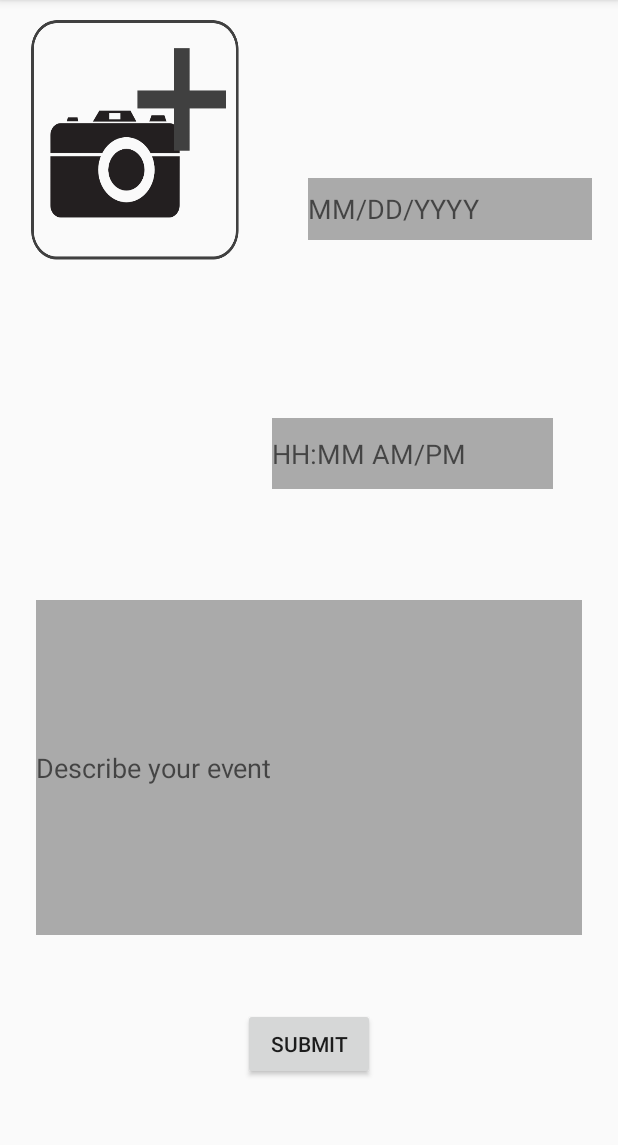
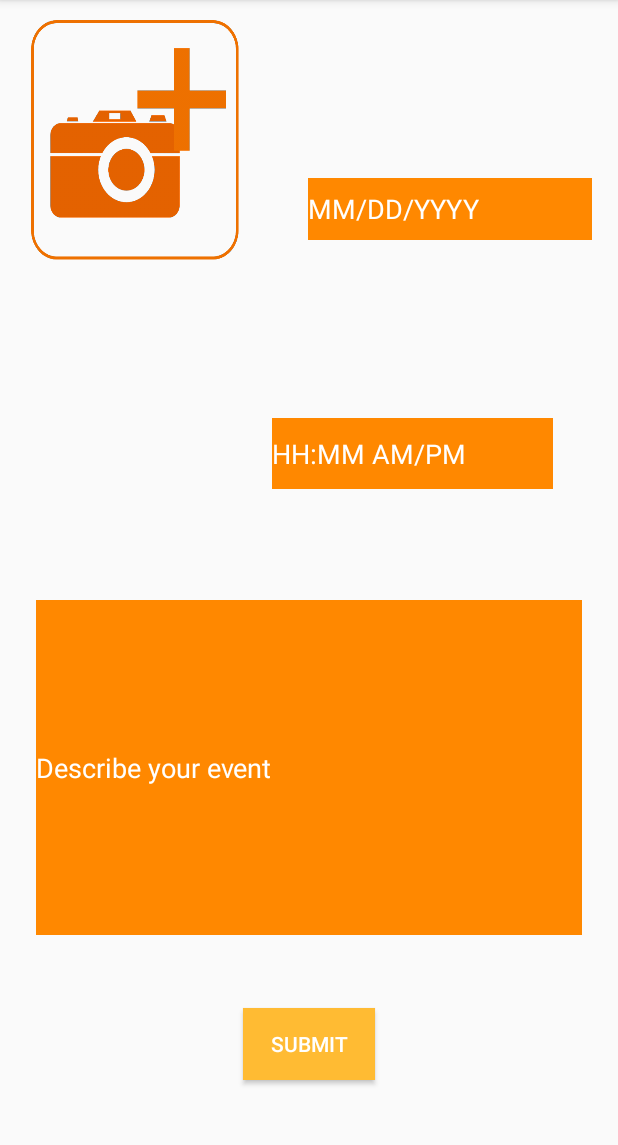
Before and after one commit to AmarSaini/MAC-2017, an Android app: the Submit screen opened directly, with no data from a screen before it, on a phone screen of 412 x 824 dp, the part 84-1229 px from its top. Run offline under Robolectric (Android 15) with nearby library versions, the phone set to English and light mode, and no system bars.

Commit message:
submit polish
b

```diff
--- a/MAC2017/app/src/main/res/layout/activity_submit.xml
+++ b/MAC2017/app/src/main/res/layout/activity_submit.xml
@@ -30,16 +30,17 @@
         android:layout_marginLeft="8dp"
         android:layout_marginRight="8dp"
         android:layout_marginTop="8dp"
-        android:background="@android:color/darker_gray"
+        android:background="@android:color/holo_orange_dark"
         android:ems="10"
-        android:hint="Describe your event"
+        android:hint="@string/describe_your_event"
         android:inputType="textMultiLine"
-        android:singleLine="false"
+        android:textColorHint="@android:color/white"
         app:layout_constraintBottom_toBottomOf="parent"
         app:layout_constraintLeft_toLeftOf="parent"
         app:layout_constraintRight_toRightOf="parent"
         app:layout_constraintTop_toTopOf="parent"
-        app:layout_constraintVertical_bias="0.753" />
+        app:layout_constraintVertical_bias="0.753"
+        android:maxLines="1" />
 
     <EditText
         android:id="@+id/editText6"
@@ -49,10 +50,11 @@
         android:layout_marginLeft="8dp"
         android:layout_marginRight="8dp"
         android:layout_marginTop="8dp"
-        android:background="@android:color/darker_gray"
+        android:background="@android:color/holo_orange_dark"
         android:ems="10"
-        android:hint="MM/DD/YYYY"
+        android:hint="@string/mm_dd_yyyy"
         android:inputType="date"
+        android:textColorHint="@android:color/white"
         app:layout_constraintBottom_toTopOf="@+id/editText7"
         app:layout_constraintHorizontal_bias="0.955"
         app:layout_constraintLeft_toLeftOf="parent"
@@ -66,14 +68,16 @@
         android:layout_marginBottom="74dp"
         android:layout_marginLeft="9dp"
         android:layout_marginRight="8dp"
-        android:background="@android:color/darker_gray"
+        android:background="@android:color/holo_orange_dark"
         android:ems="10"
-        android:hint="HH:MM AM/PM"
+        android:hint="@string/hh_mm_am_pm"
         android:inputType="time"
+        android:textColorHint="@android:color/white"
         app:layout_constraintBottom_toTopOf="@+id/editText5"
         app:layout_constraintHorizontal_bias="0.0"
         app:layout_constraintLeft_toRightOf="@+id/button2"
-        app:layout_constraintRight_toRightOf="parent" />
+        app:layout_constraintRight_toRightOf="parent"
+        tools:ignore="RtlHardcoded" />
 
     <Button
         android:id="@+id/submit_event"
@@ -83,9 +87,12 @@
         android:layout_marginLeft="8dp"
         android:layout_marginRight="8dp"
         android:layout_marginTop="8dp"
-        android:text="Submit"
+        android:background="@android:color/holo_orange_light"
+        android:text="@string/submit"
+        android:textColor="@android:color/white"
         app:layout_constraintBottom_toBottomOf="parent"
         app:layout_constraintLeft_toLeftOf="parent"
         app:layout_constraintRight_toRightOf="parent"
-        app:layout_constraintTop_toBottomOf="@+id/editText5" />
+        app:layout_constraintTop_toBottomOf="@+id/editText5"
+        android:maxLines="1" />
 </android.support.constraint.ConstraintLayout>
--- a/MAC2017/app/src/main/res/values/strings.xml
+++ b/MAC2017/app/src/main/res/values/strings.xml
@@ -43,5 +43,9 @@
     <string name="button">Button</string>
     <string name="stats_off">Stats off</string>
     <string name="stats_on">Stats on</string>
+    <string name="submit">Submit</string>
+    <string name="describe_your_event">Describe your event</string>
+    <string name="hh_mm_am_pm">HH:MM AM/PM</string>
+    <string name="mm_dd_yyyy">MM/DD/YYYY</string>
 
 </resources>
```
Also changed, not shown: MAC2017/app/src/main/res/mipmap-hdpi/picture_up.png.
